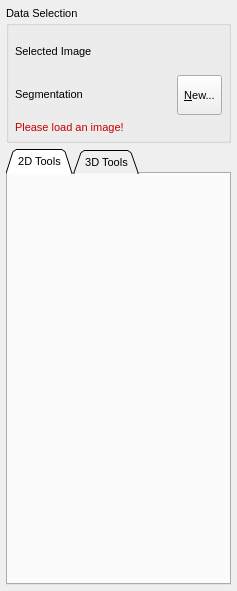
Above: Plugins/org.mitk.gui.qt.segmentation/src/internal/QmitkSegmentationControls.ui from MITK/MITK before the change. Below: the same form after it.
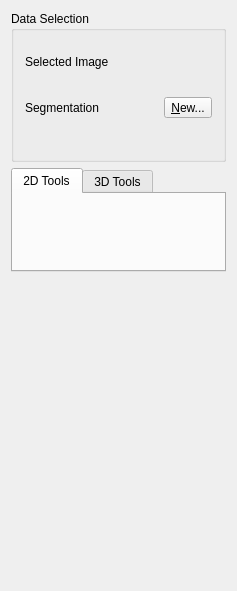
That is the form after the change. Icons and pictures are not drawn. Custom widgets are drawn as their Qt base class.

Commit message: First refactoring of both the QmitkSegmentationView and the QmitkMultiLabelSegmentationView

What changed in the file:
```diff
--- a/Plugins/org.mitk.gui.qt.segmentation/src/internal/QmitkSegmentationControls.ui
+++ b/Plugins/org.mitk.gui.qt.segmentation/src/internal/QmitkSegmentationControls.ui
@@ -22,36 +22,10 @@
     <height>0</height>
    </size>
   </property>
-  <property name="font">
-   <font>
-    <family>MS Shell Dlg 2</family>
-    <pointsize>8</pointsize>
-    <weight>50</weight>
-    <italic>false</italic>
-    <bold>false</bold>
-    <underline>false</underline>
-    <strikeout>false</strikeout>
-   </font>
-  </property>
   <property name="windowTitle">
    <string>QmitkSegmentation</string>
   </property>
   <layout class="QVBoxLayout" name="verticalLayout_6">
-   <property name="sizeConstraint">
-    <enum>QLayout::SetMinimumSize</enum>
-   </property>
-   <property name="leftMargin">
-    <number>6</number>
-   </property>
-   <property name="topMargin">
-    <number>6</number>
-   </property>
-   <property name="rightMargin">
-    <number>6</number>
-   </property>
-   <property name="bottomMargin">
-    <number>6</number>
-   </property>
    <item>
     <widget class="QGroupBox" name="groupBox">
      <property name="sizePolicy">
@@ -63,61 +37,43 @@
      <property name="title">
       <string>Data Selection</string>
      </property>
-     <layout class="QVBoxLayout" name="verticalLayout_3">
-      <property name="leftMargin">
-       <number>6</number>
-      </property>
-      <property name="topMargin">
-       <number>6</number>
-      </property>
-      <property name="rightMargin">
-       <number>6</number>
-      </property>
-      <property name="bottomMargin">
-       <number>6</number>
-      </property>
-      <item>
-       <layout class="QGridLayout" name="gridLayout_2" columnstretch="0,0,0">
-        <property name="sizeConstraint">
-         <enum>QLayout::SetMinimumSize</enum>
-        </property>
-        <property name="spacing">
-         <number>4</number>
-        </property>
+     <layout class="QGridLayout" name="gridLayout">
         <item row="0" column="0">
          <widget class="QLabel" name="lblPatientImage">
-          <property name="sizePolicy">
-           <sizepolicy hsizetype="Maximum" vsizetype="Preferred">
-            <horstretch>0</horstretch>
-            <verstretch>0</verstretch>
-           </sizepolicy>
-          </property>
           <property name="text">
            <string>Selected Image</string>
           </property>
          </widget>
         </item>
+		<item row="0" column="1">
+         <widget class="QmitkSingleNodeSelectionWidget" name="patImageSelector" native="true">
+          <property name="minimumSize">
+           <size>
+            <width>0</width>
+            <height>40</height>
+           </size>
+          </property>
+         </widget>
+        </item>
         <item row="1" column="0">
-         <widget class="QLabel" name="lblSegmentation">
-          <property name="sizePolicy">
-           <sizepolicy hsizetype="Maximum" vsizetype="Fixed">
-            <horstretch>0</horstretch>
-            <verstretch>0</verstretch>
-           </sizepolicy>
-          </property>
-          <property name="text">
+		 <widget class="QLabel" name="lblSegmentation">
+		  <property name="text">
            <string>Segmentation</string>
           </property>
          </widget>
         </item>
+		<item row="1" column="1">
+         <widget class="QmitkSingleNodeSelectionWidget" name="segImageSelector" native="true">
+          <property name="minimumSize">
+           <size>
+            <width>0</width>
+            <height>40</height>
+           </size>
+          </property>
+         </widget>
+        </item>
         <item row="1" column="2">
          <widget class="QToolButton" name="btnNewSegmentation">
-          <property name="sizePolicy">
-           <sizepolicy hsizetype="Maximum" vsizetype="Minimum">
-            <horstretch>0</horstretch>
-            <verstretch>0</verstretch>
-           </sizepolicy>
-          </property>
           <property name="toolTip">
            <string>Create a new segmentation</string>
           </property>
@@ -133,174 +89,20 @@
           </property>
          </widget>
         </item>
-        <item row="1" column="1">
-         <widget class="QmitkSingleNodeSelectionWidget" name="segImageSelector" native="true">
-          <property name="minimumSize">
-           <size>
-            <width>0</width>
-            <height>40</height>
-           </size>
+		<item row="2" column="0" colspan="3">
+		 <widget class="QLabel" name="lblSegmentationWarnings">
+          <property name="sizePolicy">
+           <sizepolicy hsizetype="Minimum" vsizetype="Fixed">
+            <horstretch>0</horstretch>
+            <verstretch>0</verstretch>
+           </sizepolicy>
           </property>
-         </widget>
-        </item>
-        <item row="0" column="1">
-         <widget class="QmitkSingleNodeSelectionWidget" name="patImageSelector" native="true">
-          <property name="minimumSize">
-           <size>
-            <width>0</width>
-            <height>40</height>
-           </size>
-          </property>
+		  <property name="wordWrap">
+	       <bool>true</bool>
+	      </property>
          </widget>
         </item>
        </layout>
-      </item>
-      <item>
-       <widget class="QLabel" name="lblSegmentationWarnings">
-        <property name="sizePolicy">
-         <sizepolicy hsizetype="Minimum" vsizetype="Fixed">
-          <horstretch>0</horstretch>
-          <verstretch>0</verstretch>
-         </sizepolicy>
-        </property>
-        <property name="palette">
-         <palette>
-          <active>
-           <colorrole role="WindowText">
-            <brush brushstyle="SolidPattern">
-             <color alpha="255">
-              <red>200</red>
-              <green>0</green>
-              <blue>0</blue>
-             </color>
-            </brush>
-           </colorrole>
-           <colorrole role="Text">
-            <brush brushstyle="SolidPattern">
-             <color alpha="255">
-              <red>200</red>
-              <green>0</green>
-              <blue>0</blue>
-             </color>
-            </brush>
-           </colorrole>
-           <colorrole role="ButtonText">
-            <brush brushstyle="SolidPattern">
-             <color alpha="255">
-              <red>200</red>
-              <green>0</green>
-              <blue>0</blue>
-             </color>
-            </brush>
-           </colorrole>
-           <colorrole role="PlaceholderText">
-            <brush brushstyle="NoBrush">
-             <color alpha="128">
-              <red>200</red>
-              <green>0</green>
-              <blue>0</blue>
-             </color>
-            </brush>
-           </colorrole>
-          </active>
-          <inactive>
-           <colorrole role="WindowText">
-            <brush brushstyle="SolidPattern">
-             <color alpha="255">
-              <red>200</red>
-              <green>0</green>
-              <blue>0</blue>
-             </color>
-            </brush>
-           </colorrole>
-           <colorrole role="Text">
-            <brush brushstyle="SolidPattern">
-             <color alpha="255">
-              <red>200</red>
-              <green>0</green>
-              <blue>0</blue>
-             </color>
-            </brush>
-           </colorrole>
-           <colorrole role="ButtonText">
-            <brush brushstyle="SolidPattern">
-             <color alpha="255">
-              <red>200</red>
-              <green>0</green>
-              <blue>0</blue>
-             </color>
-            </brush>
-           </colorrole>
-           <colorrole role="PlaceholderText">
-            <brush brushstyle="NoBrush">
-             <color alpha="128">
-              <red>200</red>
-              <green>0</green>
-              <blue>0</blue>
-             </color>
-            </brush>
-           </colorrole>
-          </inactive>
-          <disabled>
-           <colorrole role="WindowText">
-            <brush brushstyle="SolidPattern">
-             <color alpha="255">
-              <red>84</red>
-              <green>82</green>
-              <blue>78</blue>
-             </color>
-            </brush>
-           </colorrole>
-           <colorrole role="Text">
-            <brush brushstyle="SolidPattern">
-             <color alpha="255">
-              <red>84</red>
-              <green>82</green>
-              <blue>78</blue>
-             </color>
-            </brush>
-           </colorrole>
-           <colorrole role="ButtonText">
-            <brush brushstyle="SolidPattern">
-             <color alpha="255">
-              <red>84</red>
-              <green>82</green>
-              <blue>78</blue>
-             </color>
-            </brush>
-           </colorrole>
-           <colorrole role="PlaceholderText">
-            <brush brushstyle="NoBrush">
-             <color alpha="128">
-              <red>200</red>
-              <green>0</green>
-              <blue>0</blue>
-             </color>
-            </brush>
-           </colorrole>
-          </disabled>
-         </palette>
-        </property>
-        <property name="font">
-         <font>
-          <family>MS Shell Dlg 2</family>
-          <pointsize>8</pointsize>
-          <weight>50</weight>
-          <italic>false</italic>
-          <bold>false</bold>
-          <underline>false</underline>
-          <strikeout>false</strikeout>
-         </font>
-        </property>
-        <property name="text">
-         <string>Please load an image!</string>
-        </property>
-        <property name="wordWrap">
-         <bool>true</bool>
-        </property>
-       </widget>
-      </item>
-     </layout>
     </widget>
    </item>
    <item>
@@ -311,50 +113,17 @@
        <verstretch>0</verstretch>
       </sizepolicy>
      </property>
-     <property name="layoutDirection">
-      <enum>Qt::LeftToRight</enum>
-     </property>
      <property name="styleSheet">
       <string notr="true">QTabWidget::tab-bar { alignment: middle; }</string>
      </property>
-     <property name="tabPosition">
-      <enum>QTabWidget::North</enum>
-     </property>
-     <property name="tabShape">
-      <enum>QTabWidget::Triangular</enum>
-     </property>
      <property name="currentIndex">
       <number>0</number>
      </property>
      <widget class="QWidget" name="tab2DTools">
-      <property name="sizePolicy">
-       <sizepolicy hsizetype="Minimum" vsizetype="Preferred">
-        <horstretch>0</horstretch>
-        <verstretch>0</verstretch>
-       </sizepolicy>
-      </property>
-      <property name="layoutDirection">
-       <enum>Qt::LeftToRight</enum>
-      </property>
-      <property name="autoFillBackground">
-       <bool>false</bool>
-      </property>
       <attribute name="title">
        <string>2D Tools</string>
       </attribute>
       <layout class="QVBoxLayout" name="verticalLayout">
-       <property name="leftMargin">
-        <number>6</number>
-       </property>
-       <property name="topMargin">
-        <number>6</number>
-       </property>
-       <property name="rightMargin">
-        <number>6</number>
-       </property>
-       <property name="bottomMargin">
-        <number>6</number>
-       </property>
        <item>
         <widget class="QmitkToolGUIArea" name="m_ManualToolGUIContainer2D" native="true">
          <property name="sizePolicy">
@@ -404,7 +173,7 @@
         </widget>
        </item>
        <item>
-        <spacer name="verticalSpacer_2">
+        <spacer name="verticalSpacer_1">
          <property name="orientation">
           <enum>Qt::Vertical</enum>
          </property>
@@ -490,6 +259,19 @@
      </widget>
     </widget>
    </item>
+   <item>
+    <spacer name="verticalSpacer">
+     <property name="orientation">
+      <enum>Qt::Vertical</enum>
+     </property>
+     <property name="sizeHint" stdset="0">
+      <size>
+       <width>20</width>
+       <height>40</height>
+      </size>
+     </property>
+    </spacer>
+   </item>
   </layout>
  </widget>
  <layoutdefault spacing="6" margin="11"/>
@@ -505,16 +287,16 @@
    <extends>QWidget</extends>
    <header location="global">QmitkToolSelectionBox.h</header>
   </customwidget>
-  <customwidget>
-   <class>QmitkSlicesInterpolator</class>
-   <extends>QWidget</extends>
-   <header location="global">QmitkSlicesInterpolator.h</header>
-  </customwidget>
   <customwidget>
    <class>QmitkToolGUIArea</class>
    <extends>QWidget</extends>
    <header location="global">QmitkToolGUIArea.h</header>
   </customwidget>
+  <customwidget>
+   <class>QmitkSlicesInterpolator</class>
+   <extends>QWidget</extends>
+   <header location="global">QmitkSlicesInterpolator.h</header>
+  </customwidget>
  </customwidgets>
  <includes>
   <include location="global">QmitkToolGUIArea.h</include>
```
Left out of the diff: 24 changed lines with no effect on the pictures. The commit also changes 10 other files.
